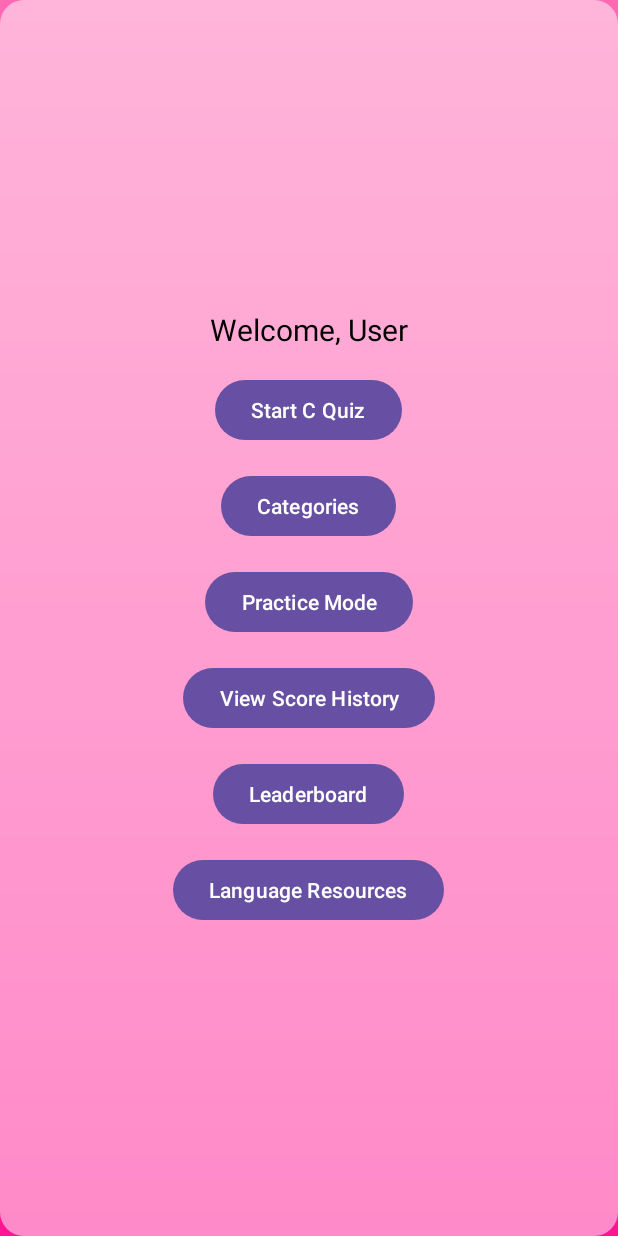
After one commit to ycvinay/QuizApp, an Android app: the HomeActivity screen opened directly, with no data from a screen before it, on a phone screen of 412 x 824 dp. The commit adds this screen. Run offline under Robolectric (Android 15) with nearby library versions, the phone set to English and light mode, and no system bars.

Commit message:
added navigation bar

```diff
--- a/app/src/main/AndroidManifest.xml
+++ b/app/src/main/AndroidManifest.xml
@@ -12,7 +12,9 @@
         android:supportsRtl="true"
         android:theme="@style/Theme.Quizapp"
         tools:targetApi="31">
-
+        <activity
+            android:name=".HomeActivity"
+            android:exported="false" />
         <activity
             android:name=".RegisterActivity"
             android:exported="false" />
--- /dev/null
+++ b/app/src/main/java/com/example/quizapp/HomeActivity.java
@@ -0,0 +1,33 @@
+package com.example.quizapp;
+
+import android.content.Intent;
+import android.content.SharedPreferences;
+import android.os.Bundle;
+import android.widget.TextView;
+
+import androidx.appcompat.app.AppCompatActivity;
+
+public class HomeActivity extends AppCompatActivity {
+
+    SharedPreferences sharedPreferences;
+    private static final String MY_PREFS = "My_Prefs";
+    private static final String USER_NAME_KEY = "username";
+    private static final String  is_logged_in_KEY = "isLoggedIn";
+    @Override
+    protected void onCreate(Bundle savedInstanceState) {
+        super.onCreate(savedInstanceState);
+        setContentView(R.layout.activity_home);
+
+        sharedPreferences = getSharedPreferences(MY_PREFS,MODE_PRIVATE);
+        String username = sharedPreferences.getString(USER_NAME_KEY, "User");
+        TextView txtWelcome = findViewById(R.id.tvWelcome);
+        txtWelcome.setText("Welcome, " + username);
+
+
+
+
+
+
+
+    }
+}
--- a/app/src/main/java/com/example/quizapp/RegisterActivity.java
+++ b/app/src/main/java/com/example/quizapp/RegisterActivity.java
@@ -58,6 +58,8 @@ public class RegisterActivity extends AppCompatActivity {
                 user.setEmail(email);
                 user.setPhone(phone);
                 appDatabase.userDao().insert(user);
+                Intent intent = new Intent(RegisterActivity.this, SignInActivity.class);
+                startActivity(intent);
                 runOnUiThread(() -> Toast.makeText(this, "User registered!", Toast.LENGTH_SHORT).show());
             } else {
                 runOnUiThread(() -> Toast.makeText(this, "User already exists", Toast.LENGTH_SHORT).show());
--- /dev/null
+++ b/app/src/main/res/drawable/ic_home.xml
@@ -0,0 +1,5 @@
+<vector xmlns:android="http://schemas.android.com/apk/res/android" android:height="24dp" android:tint="#000000" android:viewportHeight="24" android:viewportWidth="24" android:width="24dp">
+
+    <path android:fillColor="@android:color/white" android:pathData="M10,20v-6h4v6h5v-8h3L12,3 2,12h3v8z"/>
+
+</vector>
--- /dev/null
+++ b/app/src/main/res/drawable/ic_logout.xml
@@ -0,0 +1,5 @@
+<vector xmlns:android="http://schemas.android.com/apk/res/android" android:autoMirrored="true" android:height="24dp" android:tint="#000000" android:viewportHeight="24" android:viewportWidth="24" android:width="24dp">
+
+    <path android:fillColor="@android:color/white" android:pathData="M17,7l-1.41,1.41L18.17,11H8v2h10.17l-2.58,2.58L17,17l5,-5zM4,5h8V3H4c-1.1,0 -2,0.9 -2,2v14c0,1.1 0.9,2 2,2h8v-2H4V5z"/>
+
+</vector>
--- /dev/null
+++ b/app/src/main/res/drawable/ic_profile.xml
@@ -0,0 +1,5 @@
+<vector xmlns:android="http://schemas.android.com/apk/res/android" android:height="24dp" android:tint="#fff" android:viewportHeight="24" android:viewportWidth="24" android:width="24dp">
+
+    <path android:fillColor="@android:color/white" android:pathData="M12,12c2.21,0 4,-1.79 4,-4s-1.79,-4 -4,-4 -4,1.79 -4,4 1.79,4 4,4zM12,14c-2.67,0 -8,1.34 -8,4v2h16v-2c0,-2.66 -5.33,-4 -8,-4z"/>
+
+</vector>
--- /dev/null
+++ b/app/src/main/res/drawable/ic_settings.xml
@@ -0,0 +1,5 @@
+<vector xmlns:android="http://schemas.android.com/apk/res/android" android:height="24dp" android:tint="#000000" android:viewportHeight="24" android:viewportWidth="24" android:width="24dp">
+
+    <path android:fillColor="@android:color/white" android:pathData="M19.14,12.94c0.04,-0.3 0.06,-0.61 0.06,-0.94c0,-0.32 -0.02,-0.64 -0.07,-0.94l2.03,-1.58c0.18,-0.14 0.23,-0.41 0.12,-0.61l-1.92,-3.32c-0.12,-0.22 -0.37,-0.29 -0.59,-0.22l-2.39,0.96c-0.5,-0.38 -1.03,-0.7 -1.62,-0.94L14.4,2.81c-0.04,-0.24 -0.24,-0.41 -0.48,-0.41h-3.84c-0.24,0 -0.43,0.17 -0.47,0.41L9.25,5.35C8.66,5.59 8.12,5.92 7.63,6.29L5.24,5.33c-0.22,-0.08 -0.47,0 -0.59,0.22L2.74,8.87C2.62,9.08 2.66,9.34 2.86,9.48l2.03,1.58C4.84,11.36 4.8,11.69 4.8,12s0.02,0.64 0.07,0.94l-2.03,1.58c-0.18,0.14 -0.23,0.41 -0.12,0.61l1.92,3.32c0.12,0.22 0.37,0.29 0.59,0.22l2.39,-0.96c0.5,0.38 1.03,0.7 1.62,0.94l0.36,2.54c0.05,0.24 0.24,0.41 0.48,0.41h3.84c0.24,0 0.44,-0.17 0.47,-0.41l0.36,-2.54c0.59,-0.24 1.13,-0.56 1.62,-0.94l2.39,0.96c0.22,0.08 0.47,0 0.59,-0.22l1.92,-3.32c0.12,-0.22 0.07,-0.47 -0.12,-0.61L19.14,12.94zM12,15.6c-1.98,0 -3.6,-1.62 -3.6,-3.6s1.62,-3.6 3.6,-3.6s3.6,1.62 3.6,3.6S13.98,15.6 12,15.6z"/>
+
+</vector>
--- /dev/null
+++ b/app/src/main/res/layout/activity_home.xml
@@ -0,0 +1,89 @@
+<?xml version="1.0" encoding="utf-8"?>
+<androidx.drawerlayout.widget.DrawerLayout xmlns:android="http://schemas.android.com/apk/res/android"
+    xmlns:app="http://schemas.android.com/apk/res-auto"
+    android:layout_width="match_parent"
+    android:layout_height="match_parent">
+
+    <!-- ActionBar/Toolbar -->
+    <androidx.appcompat.widget.Toolbar
+        android:id="@+id/toolbar"
+        android:layout_width="match_parent"
+        android:layout_height="wrap_content"
+        android:background="?attr/colorPrimary"
+        android:theme="@style/ThemeOverlay.AppCompat.Dark.ActionBar"
+        app:title="Quiz App"
+        app:titleTextColor="@android:color/white"
+        app:popupTheme="@style/ThemeOverlay.AppCompat.Light" />
+
+    <!-- Main Content -->
+    <LinearLayout
+        android:layout_width="match_parent"
+        android:layout_height="match_parent"
+        android:orientation="vertical"
+        android:padding="16dp"
+        android:gravity="center"
+        android:background="@drawable/gradient_background"
+        android:layout_below="@+id/toolbar">
+
+        <TextView
+            android:id="@+id/tvWelcome"
+            android:layout_width="wrap_content"
+            android:layout_height="wrap_content"
+            android:text="Welcome, [Username]"
+            android:textSize="20sp"
+            android:textColor="@android:color/black" />
+
+        <Button
+            android:id="@+id/btnStartCQuiz"
+            android:layout_width="wrap_content"
+            android:layout_height="wrap_content"
+            android:text="Start C Quiz"
+            android:layout_marginTop="16dp" />
+
+        <Button
+            android:id="@+id/btnStartPythonQuiz"
+            android:layout_width="wrap_content"
+            android:layout_height="wrap_content"
+            android:text="Categories"
+            android:layout_marginTop="16dp" />
+
+        <Button
+            android:id="@+id/btnPracticeMode"
+            android:layout_width="wrap_content"
+            android:layout_height="wrap_content"
+            android:text="Practice Mode"
+            android:layout_marginTop="16dp" />
+
+        <Button
+            android:id="@+id/btnViewScores"
+            android:layout_width="wrap_content"
+            android:layout_height="wrap_content"
+            android:text="View Score History"
+            android:layout_marginTop="16dp" />
+
+        <Button
+            android:id="@+id/btnLeaderboard"
+            android:layout_width="wrap_content"
+            android:layout_height="wrap_content"
+            android:text="Leaderboard"
+            android:layout_marginTop="16dp" />
+
+        <Button
+            android:id="@+id/btnResources"
+            android:layout_width="wrap_content"
+            android:layout_height="wrap_content"
+            android:text="Language Resources"
+            android:layout_marginTop="16dp" />
+    </LinearLayout>
+
+    <!-- Navigation Drawer -->
+    <com.google.android.material.navigation.NavigationView
+        android:id="@+id/nav_view"
+        android:layout_width="wrap_content"
+        android:layout_height="match_parent"
+        android:layout_gravity="start"
+        android:fitsSystemWindows="true"
+        app:headerLayout="@layout/nav_header"
+        app:menu="@menu/drawer_menu" />
+
+</androidx.drawerlayout.widget.DrawerLayout>
--- /dev/null
+++ b/app/src/main/res/menu/drawer_menu.xml
@@ -0,0 +1,21 @@
+<menu xmlns:android="http://schemas.android.com/apk/res/android">
+    <item
+        android:id="@+id/nav_home"
+        android:title="Home"
+        android:icon="@drawable/ic_home" />
+
+    <item
+        android:id="@+id/nav_profile"
+        android:title="Profile"
+        android:icon="@drawable/ic_profile" />
+
+    <item
+        android:id="@+id/nav_settings"
+        android:title="Settings"
+        android:icon="@drawable/ic_settings" />
+
+    <item
+        android:id="@+id/nav_logout"
+        android:title="Logout"
+        android:icon="@drawable/ic_logout" />
+</menu>
```
Also changed, not shown: app/src/main/java/com/example/quizapp/SignInActivity.java (+20 -0 lines), app/src/main/res/drawable/circle_shape.xml (added, +14 -0 lines), app/src/main/res/layout/activity_register.xml (+28 -8 lines), app/src/main/res/layout/activity_sign_in.xml (+21 -4 lines), app/src/main/res/layout/nav_header.xml (added, +38 -0 lines), app/src/main/res/layout/simple_design.xml (added, +93 -0 lines), app/src/main/res/drawable/img.png (added).
